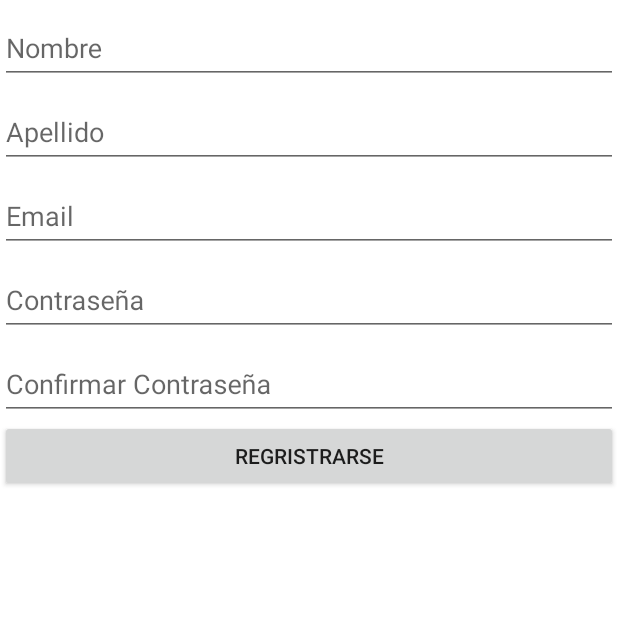
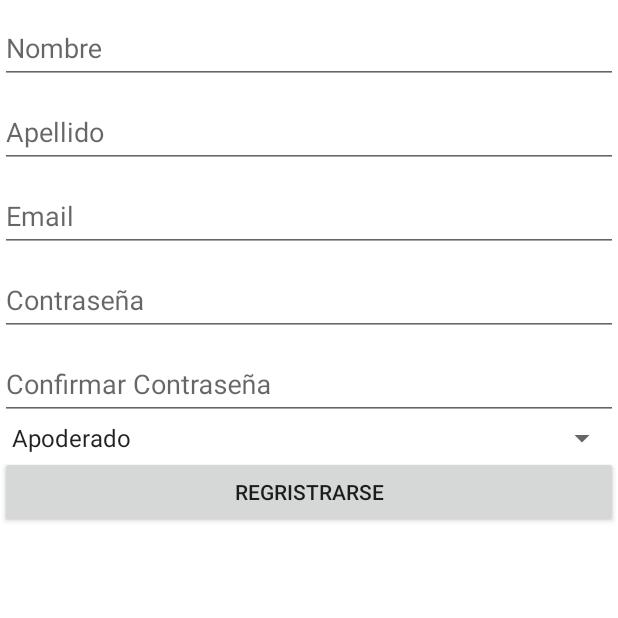
Before and after one commit to BenjaPerezG/SchoolBus, an Android app: the screen it shows after launch (LoginActivity), after a tap on "REGRISTRARSE", on a phone screen of 412 x 824 dp, the top half of it. Run offline under Robolectric (Android 15) with nearby library versions, the light colour scheme and no system bars; our stand-ins replace Room's generated code; 2 statements that could not run were skipped; 2 other taps on this screen came first.

Commit message:
nuevo fragment de registro general

```diff
--- a/app/src/main/java/com/example/rabinovich/schoolbus/Activities/LoginActivity.java
+++ b/app/src/main/java/com/example/rabinovich/schoolbus/Activities/LoginActivity.java
@@ -40,6 +40,7 @@ import android.widget.TextView;
 import com.example.rabinovich.schoolbus.Database.User;
 import com.example.rabinovich.schoolbus.Database.UserViewModel;
 import com.example.rabinovich.schoolbus.Fragments.AdminRegistrationFragment;
+import com.example.rabinovich.schoolbus.Fragments.RegistrationFragment;
 import com.example.rabinovich.schoolbus.R;
 
 import java.util.ArrayList;
@@ -227,12 +228,12 @@ public class LoginActivity extends AppCompatActivity implements LoaderCallbacks<
 
     private void registerNewAdmin() {
         // Create new fragment and transaction
-        AdminRegistrationFragment adminRegistrationFragment = new AdminRegistrationFragment(userViewModel);
+        RegistrationFragment registrationFragment = new RegistrationFragment(userViewModel);
         FragmentTransaction transaction = getSupportFragmentManager().beginTransaction();
 
 // Replace whatever is in the fragment_container view with this fragment,
 // and add the transaction to the back stack
-        transaction.replace(R.id.login_main_layout, adminRegistrationFragment);
+        transaction.replace(R.id.login_main_layout, registrationFragment);
         transaction.addToBackStack(null);
         //LinearLayout loginLinearLayout = (LinearLayout) findViewById(R.id.login_lineal_layout);
         //loginLinearLayout.setVisibility(View.GONE);
@@ -342,4 +343,9 @@ public class LoginActivity extends AppCompatActivity implements LoaderCallbacks<
         int ADDRESS = 0;
         int IS_PRIMARY = 1;
     }
+
+    @Override
+    public void onBackPressed() {
+
+    }
 }
--- /dev/null
+++ b/app/src/main/java/com/example/rabinovich/schoolbus/Fragments/RegistrationFragment.java
@@ -0,0 +1,83 @@
+package com.example.rabinovich.schoolbus.Fragments;
+
+import android.annotation.SuppressLint;
+import android.content.Context;
+import android.net.Uri;
+import android.os.Bundle;
+import android.support.annotation.NonNull;
+import android.support.annotation.Nullable;
+import android.support.v4.app.Fragment;
+import android.view.LayoutInflater;
+import android.view.View;
+import android.view.ViewGroup;
+import android.widget.AutoCompleteTextView;
+import android.widget.Button;
+import android.widget.EditText;
+import android.widget.Spinner;
+
+import com.example.rabinovich.schoolbus.Database.User;
+import com.example.rabinovich.schoolbus.Database.UserViewModel;
+import com.example.rabinovich.schoolbus.R;
+
+/**
+ * A simple {@link Fragment} subclass.
+ */
+
+@SuppressLint("ValidFragment")
+public class RegistrationFragment extends Fragment {
+
+    private UserViewModel userViewModel;
+    private AutoCompleteTextView firstNameEditText;
+    private AutoCompleteTextView lastNameEditText;
+    private AutoCompleteTextView emailEditText;
+    private EditText passwordEditText;
+    private EditText confirmPasswordEditText;
+    private Spinner rollSpinner;
+    @SuppressLint("ValidFragment")
+    public RegistrationFragment(UserViewModel userViewModel) {
+        // Required empty public constructor
+        this.userViewModel = userViewModel;
+    }
+
+
+    @Override
+    public View onCreateView(LayoutInflater inflater, ViewGroup container,
+                             Bundle savedInstanceState) {
+        // Inflate the layout for this fragment
+
+
+
+        return inflater.inflate(R.layout.fragment_registration, container, false);
+
+    }
+
+    @Override
+    public void onViewCreated(@NonNull View view, @Nullable Bundle savedInstanceState) {
+        super.onViewCreated(view, savedInstanceState);
+        firstNameEditText = (AutoCompleteTextView) getView().findViewById(R.id.first_name_edit);
+        lastNameEditText = (AutoCompleteTextView) getView().findViewById(R.id.last_name_edit);
+        emailEditText = (AutoCompleteTextView) getView().findViewById(R.id.email_edit);
+        passwordEditText = (EditText) getView().findViewById(R.id.password);
+        confirmPasswordEditText = (EditText) getView().findViewById(R.id.confirm_password);
+        rollSpinner = (Spinner) getView().findViewById(R.id.spinner);
+        Button mRegisterButton = (Button) getView().findViewById(R.id.register_button);
+        mRegisterButton.setOnClickListener(new View.OnClickListener() {
+            @Override
+            public void onClick(View view) {
+                Register();
+            }
+        });
+    }
+
+    private void Register(){
+
+        User user = new User();
+        user.setFirst_name(firstNameEditText.getText().toString());
+        user.setLast_name(lastNameEditText.getText().toString());
+        user.setEmail(emailEditText.getText().toString());
+        user.setPassword(passwordEditText.getText().toString());
+        user.setUser_type(rollSpinner.getSelectedItem().toString());
+        userViewModel.insert(user);
+        getActivity().getSupportFragmentManager().popBackStack();
+    }
+}
--- /dev/null
+++ b/app/src/main/res/layout/fragment_registration.xml
@@ -0,0 +1,122 @@
+<?xml version="1.0" encoding="utf-8"?>
+<FrameLayout xmlns:android="http://schemas.android.com/apk/res/android"
+    xmlns:tools="http://schemas.android.com/tools"
+    android:layout_width="match_parent"
+    android:layout_height="match_parent"
+    tools:context=".Fragments.RegistrationFragment"
+    android:background="@android:color/white">
+
+    <!-- TODO: Update blank fragment layout -->
+    <ScrollView
+        android:id="@+id/login_form"
+        android:layout_width="match_parent"
+        android:layout_height="match_parent">
+
+
+
+        <LinearLayout
+            android:layout_width="match_parent"
+            android:layout_height="wrap_content"
+            android:orientation="vertical">
+
+
+            <android.support.design.widget.TextInputLayout
+                android:layout_width="match_parent"
+                android:layout_height="wrap_content">
+
+                <AutoCompleteTextView
+                    android:id="@+id/first_name_edit"
+                    android:layout_width="match_parent"
+                    android:layout_height="wrap_content"
+                    android:hint="@string/first_name"
+                    android:inputType="textCapSentences"
+                    android:maxLines="1"
+                    android:singleLine="true" />
+
+            </android.support.design.widget.TextInputLayout>
+
+            <android.support.design.widget.TextInputLayout
+                android:layout_width="match_parent"
+                android:layout_height="wrap_content">
+
+                <AutoCompleteTextView
+                    android:id="@+id/last_name_edit"
+                    android:layout_width="match_parent"
+                    android:layout_height="wrap_content"
+                    android:hint="@string/last_name"
+                    android:inputType="textCapSentences"
+                    android:maxLines="1"
+                    android:singleLine="true" />
+
+            </android.support.design.widget.TextInputLayout>
+
+            <android.support.design.widget.TextInputLayout
+                android:layout_width="match_parent"
+                android:layout_height="wrap_content">
+
+                <AutoCompleteTextView
+                    android:id="@+id/email_edit"
+                    android:layout_width="match_parent"
+                    android:layout_height="wrap_content"
+                    android:hint="@string/email"
+                    android:inputType="textEmailAddress"
+                    android:maxLines="1"
+                    android:singleLine="true" />
+
+            </android.support.design.widget.TextInputLayout>
+
+
+            <android.support.design.widget.TextInputLayout
+                android:layout_width="match_parent"
+                android:layout_height="wrap_content">
+
+                <EditText
+                    android:id="@+id/password"
+                    android:layout_width="match_parent"
+                    android:layout_height="wrap_content"
+                    android:hint="@string/password"
+                    android:imeActionId="6"
+                    android:imeActionLabel="@string/action_sign_in"
+                    android:imeOptions="actionUnspecified"
+                    android:inputType="textPassword"
+                    android:maxLines="1"
+                    android:singleLine="true" />
+
+            </android.support.design.widget.TextInputLayout>
+
+
+            <android.support.design.widget.TextInputLayout
+                android:layout_width="match_parent"
+                android:layout_height="wrap_content">
+
+                <EditText
+                    android:id="@+id/confirm_password"
+                    android:layout_width="match_parent"
+                    android:layout_height="wrap_content"
+                    android:hint="@string/confirm_password"
+                    android:imeActionId="6"
+                    android:imeActionLabel="@string/action_sign_in"
+                    android:imeOptions="actionUnspecified"
+                    android:inputType="textPassword"
+                    android:maxLines="1"
+                    android:singleLine="true" />
+
+            </android.support.design.widget.TextInputLayout>
+
+            <Spinner
+                android:id="@+id/spinner"
+                android:layout_width="match_parent"
+                android:layout_height="wrap_content"
+                android:entries="@array/user_type_array" />
+
+            <Button
+                android:id="@+id/register_button"
+                android:layout_width="match_parent"
+                android:layout_height="wrap_content"
+                android:text="@string/register" />
+
+        </LinearLayout>
+    </ScrollView>
+
+
+</FrameLayout>
```
